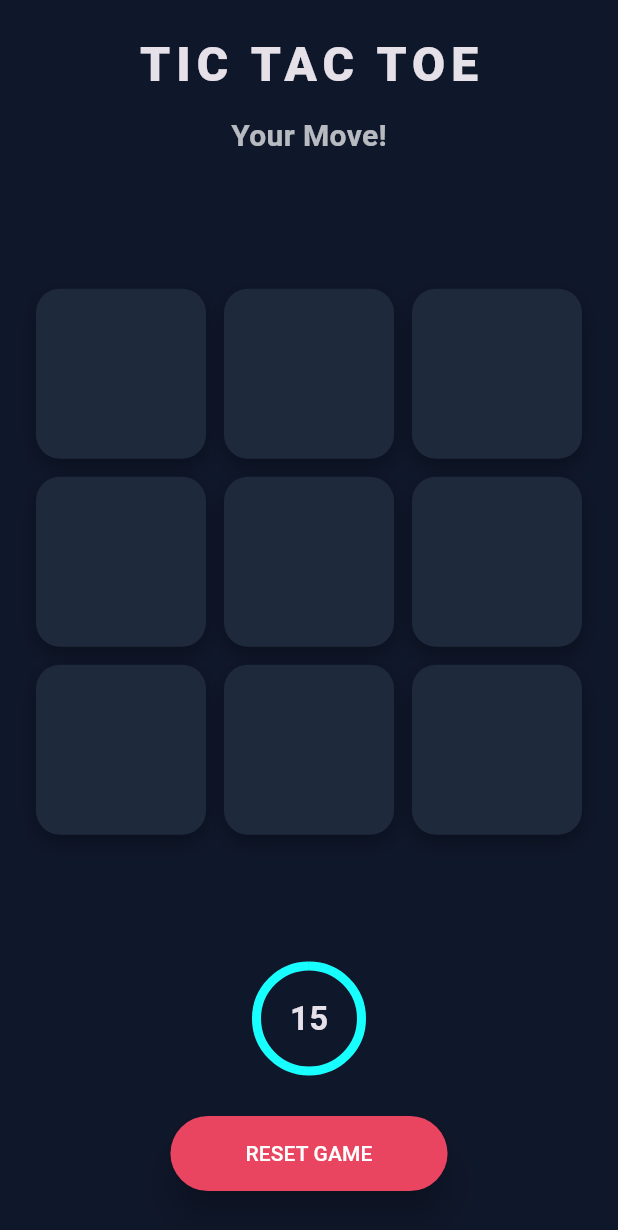
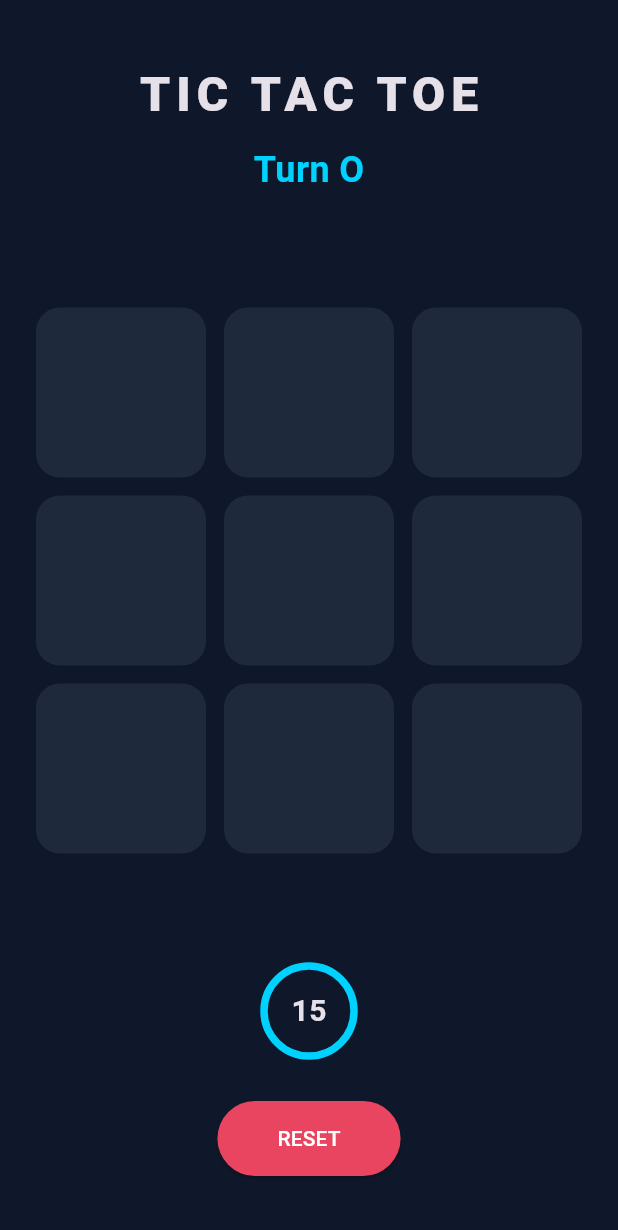
Before and after one commit to saianirudh-t/tictactoe, a Flutter app: the screen it shows after launch, on a phone screen of 412 x 824 dp. Shown: the top 1230 px of the screen. Run offline on Flutter 3.47's test engine with Material 3 defaults, Android fonts, the phone set to English and light mode, and no system bars.

Commit message:
Timer for the first move adjusted

```diff
--- a/lib/main.dart
+++ b/lib/main.dart
@@ -14,10 +14,6 @@ class TicTacToeApp extends StatelessWidget {
       debugShowCheckedModeBanner: false,
       theme: ThemeData.dark().copyWith(
         scaffoldBackgroundColor: const Color(0xFF0F172A), // Deep Midnight
-        colorScheme: ColorScheme.fromSeed(
-          seedColor: Colors.cyanAccent,
-          brightness: Brightness.dark,
-        ),
       ),
       home: const GameScreen(),
     );
@@ -31,18 +27,32 @@ class GameScreen extends StatefulWidget {
   State<GameScreen> createState() => _GameScreenState();
 }
 
-class _GameScreenState extends State<GameScreen> {
-  // --- Game Logic State ---
+class _GameScreenState extends State<GameScreen>
+    with SingleTickerProviderStateMixin {
   List<String> display = List.filled(9, '');
   bool oTurn = true;
-  String winnerMessage = "Your Move!";
+  String winnerMessage = "Turn O";
   String result = "no winner";
   int remainingSeconds = 15;
   Timer? timer;
 
-  final Color colorX = const Color(0xFFE94560); // Neon Pink/Red
+  // Colors
+  final Color colorX = const Color(0xFFE94560); // Neon Pink
   final Color colorO = const Color(0xFF00D2FF); // Neon Cyan
-  final Color gridColor = const Color(0xFF1E293B); // Slate Blue
+  final Color gridColor = const Color(0xFF1E293B);
+
+  // Animation for the Winning Line
+  late AnimationController _lineController;
+  List<int>? winningIndices;
+
+  @override
+  void initState() {
+    super.initState();
+    _lineController = AnimationController(
+      vsync: this,
+      duration: const Duration(milliseconds: 600),
+    );
+  }
 
   void startMoveTimer() {
     timer?.cancel();
@@ -51,66 +61,85 @@ class _GameScreenState extends State<GameScreen> {
       if (remainingSeconds > 0) {
         setState(() => remainingSeconds--);
       } else {
-        handleMove(-1); // Timeout move
+        handleMove(-1); // Switch turn on timeout
       }
     });
   }
+
+  bool gameStarted = false;
 
   void handleMove(int index) {
     if (result != "no winner") return;
 
     setState(() {
       if (index != -1 && display[index] == '') {
+        gameStarted = true;
         display[index] = oTurn ? "O" : "X";
         oTurn = !oTurn;
       } else if (index == -1) {
-        // Switch turn on timeout
+        // This handles the timeout case
         oTurn = !oTurn;
       }
 
-      result = checkWinner();
-      if (result != "no winner") {
+      var winData = checkWinnerData();
+      if (winData != null) {
         timer?.cancel();
-        winnerMessage = result == "draw" ? "It's a Draw!" : "Winner: $result";
+        gameStarted = false; // Stop the game state
+        if (winData is List<int>) {
+          winningIndices = [winData[0], winData[2]];
+          result = display[winData[0]];
+          winnerMessage = "Winner: $result";
+          _lineController.forward();
         } else {
-        winnerMessage = "Player ${oTurn ? 'O' : 'X'}'s Turn";
+          result = "draw";
+          winnerMessage = "It's a Draw!";
+        }
+      } else {
+        winnerMessage = "Turn ${oTurn ? 'O' : 'X'}";
+
+        // ONLY start the timer if a move has actually been made
+        if (gameStarted) {
           startMoveTimer();
+        }
       }
     });
   }
 
-  String checkWinner() {
-    List<List<int>> winConditions = [
+  dynamic checkWinnerData() {
+    List<List<int>> lines = [
       [0, 1, 2], [3, 4, 5], [6, 7, 8], // Rows
       [0, 3, 6], [1, 4, 7], [2, 5, 8], // Cols
       [0, 4, 8], [2, 4, 6], // Diagonals
     ];
-
-    for (var condition in winConditions) {
-      if (display[condition[0]] != '' &&
-          display[condition[0]] == display[condition[1]] &&
-          display[condition[0]] == display[condition[2]]) {
-        return display[condition[0]];
+    for (var line in lines) {
+      if (display[line[0]] != '' &&
+          display[line[0]] == display[line[1]] &&
+          display[line[0]] == display[line[2]]) {
+        return line;
       }
     }
     if (!display.contains('')) return "draw";
-    return "no winner";
+    return null;
   }
 
   void resetGame() {
+    timer?.cancel(); // Kill any running timer immediately
     setState(() {
       display = List.filled(9, '');
       result = "no winner";
-      winnerMessage = "Your Move!";
+      winnerMessage = "Turn O";
       oTurn = true;
-      remainingSeconds = 15;
+      winningIndices = null;
+      remainingSeconds = 15; // Set it back to 15
+      gameStarted = false; // Set to false so it waits for the first tap
+      _lineController.reset();
     });
-    timer?.cancel();
   }
 
   @override
   void dispose() {
     timer?.cancel();
+    _lineController.dispose();
     super.dispose();
   }
 
@@ -123,22 +152,18 @@ class _GameScreenState extends State<GameScreen> {
             double maxWidth = constraints.maxWidth > 500
                 ? 500
                 : constraints.maxWidth;
-
             return Center(
               child: SizedBox(
                 width: maxWidth,
                 child: Column(
                   children: [
-                    const SizedBox(height: 20),
-                    // Header Section
+                    const SizedBox(height: 40),
                     _buildHeader(),
                     const Spacer(),
-                    // The Game Grid
-                    _buildGrid(maxWidth),
+                    _buildPlayArea(maxWidth),
                     const Spacer(),
-                    // Bottom Section (Timer & Reset)
                     _buildStatusArea(),
-                    const SizedBox(height: 30),
+                    const SizedBox(height: 40),
                   ],
                 ),
               ),
@@ -167,13 +192,11 @@ class _GameScreenState extends State<GameScreen> {
             winnerMessage,
             key: ValueKey(winnerMessage),
             style: TextStyle(
-              fontSize: 20,
+              fontSize: 24,
+              fontWeight: FontWeight.bold,
               color: result == "no winner"
-                  ? Colors.white70
-                  : (result == "draw"
-                        ? Colors.orange
-                        : (result == "X" ? colorX : colorO)),
-              fontWeight: FontWeight.bold,
+                  ? (oTurn ? colorO : colorX)
+                  : Colors.white,
             ),
           ),
         ),
@@ -181,12 +204,14 @@ class _GameScreenState extends State<GameScreen> {
     );
   }
 
-  Widget _buildGrid(double width) {
+  Widget _buildPlayArea(double width) {
     return Padding(
       padding: const EdgeInsets.all(24.0),
       child: AspectRatio(
         aspectRatio: 1,
-        child: GridView.builder(
+        child: Stack(
+          children: [
+            GridView.builder(
               physics: const NeverScrollableScrollPhysics(),
               itemCount: 9,
               gridDelegate: const SliverGridDelegateWithFixedCrossAxisCount(
@@ -194,47 +219,47 @@ class _GameScreenState extends State<GameScreen> {
                 crossAxisSpacing: 12,
                 mainAxisSpacing: 12,
               ),
-          itemBuilder: (context, index) {
-            return GestureDetector(
+              itemBuilder: (context, index) => GestureDetector(
                 onTap: () => handleMove(index),
-              child: AnimatedContainer(
-                duration: const Duration(milliseconds: 300),
+                child: Container(
                   decoration: BoxDecoration(
                     color: gridColor,
                     borderRadius: BorderRadius.circular(16),
-                  boxShadow: [
-                    BoxShadow(
-                      color: Colors.black.withOpacity(0.3),
-                      blurRadius: 10,
-                      offset: const Offset(0, 5),
-                    ),
-                  ],
                   ),
                   child: Center(
                     child: AnimatedScale(
                       scale: display[index] == '' ? 0.0 : 1.0,
-                    duration: const Duration(milliseconds: 400),
+                      duration: const Duration(milliseconds: 300),
                       curve: Curves.elasticOut,
                       child: Text(
                         display[index],
                         style: TextStyle(
                           fontSize: width * 0.15,
-                        fontWeight: FontWeight.w900,
+                          fontWeight: FontWeight.bold,
                           color: display[index] == "X" ? colorX : colorO,
-                        shadows: [
-                          Shadow(
-                            color: (display[index] == "X" ? colorX : colorO)
-                                .withOpacity(0.5),
-                            blurRadius: 20,
-                          ),
-                        ],
                         ),
                       ),
                     ),
                   ),
                 ),
-            );
-          },
+              ),
+            ),
+            // The Winning Line Painter
+            IgnorePointer(
+              child: AnimatedBuilder(
+                animation: _lineController,
+                builder: (context, child) => CustomPaint(
+                  size: Size.infinite,
+                  painter: WinningLinePainter(
+                    winningIndices?.first,
+                    winningIndices?.last,
+                    _lineController.value,
+                    result == "X" ? colorX : colorO,
+                  ),
+                ),
+              ),
+            ),
+          ],
         ),
       ),
     );
@@ -243,25 +268,21 @@ class _GameScreenState extends State<GameScreen> {
   Widget _buildStatusArea() {
     return Column(
       children: [
-        // Modern Timer
         Stack(
           alignment: Alignment.center,
           children: [
             SizedBox(
-              height: 70,
-              width: 70,
+              height: 60,
+              width: 60,
               child: CircularProgressIndicator(
                 value: remainingSeconds / 15,
-                strokeWidth: 6,
-                backgroundColor: Colors.white10,
-                color: remainingSeconds <= 5
-                    ? Colors.redAccent
-                    : Colors.cyanAccent,
+                strokeWidth: 5,
+                color: remainingSeconds <= 5 ? Colors.redAccent : colorO,
               ),
             ),
             Text(
               "$remainingSeconds",
-              style: const TextStyle(fontSize: 22, fontWeight: FontWeight.bold),
+              style: const TextStyle(fontSize: 20, fontWeight: FontWeight.bold),
             ),
           ],
         ),
@@ -269,17 +290,54 @@ class _GameScreenState extends State<GameScreen> {
         ElevatedButton(
           onPressed: resetGame,
           style: ElevatedButton.styleFrom(
-            backgroundColor: const Color(0xFFE94560),
-            foregroundColor: Colors.white,
-            padding: const EdgeInsets.symmetric(horizontal: 50, vertical: 15),
+            backgroundColor: colorX,
+            padding: const EdgeInsets.symmetric(horizontal: 40, vertical: 15),
             shape: RoundedRectangleBorder(
               borderRadius: BorderRadius.circular(30),
             ),
-            elevation: 10,
           ),
-          child: Text(result == "no winner" ? "RESET GAME" : "PLAY AGAIN"),
+          child: Text(
+            result == "no winner" ? "RESET" : "PLAY AGAIN",
+            style: const TextStyle(color: Colors.white),
+          ),
         ),
       ],
     );
   }
 }
+
+class WinningLinePainter extends CustomPainter {
+  final int? startIdx, endIdx;
+  final double progress;
+  final Color color;
+  WinningLinePainter(this.startIdx, this.endIdx, this.progress, this.color);
+
+  @override
+  void paint(Canvas canvas, Size size) {
+    if (startIdx == null || endIdx == null) return;
+    final paint = Paint()
+      ..color = color
+      ..strokeWidth = 10.0
+      ..strokeCap = StrokeCap.round;
+
+    Offset getOffset(int i) {
+      double x = (i % 3) * (size.width / 3) + (size.width / 6);
+      double y = (i ~/ 3) * (size.height / 3) + (size.height / 6);
+      return Offset(x, y);
+    }
+
+    Offset start = getOffset(startIdx!);
+    Offset end = getOffset(endIdx!);
+    canvas.drawLine(
+      start,
+      Offset(
+        start.dx + (end.dx - start.dx) * progress,
+        start.dy + (end.dy - start.dy) * progress,
+      ),
+      paint,
+    );
+  }
+
+  @override
+  bool shouldRepaint(WinningLinePainter old) => old.progress != progress;
+}
```
Lines whose indentation alone changed are shown as unchanged.
